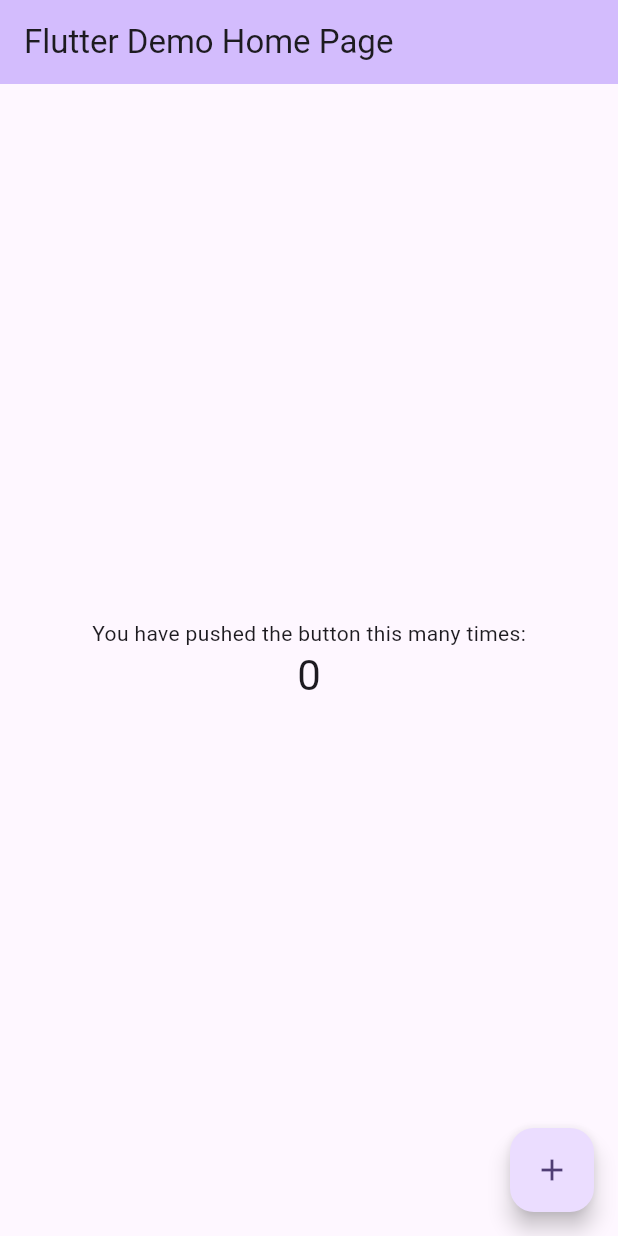
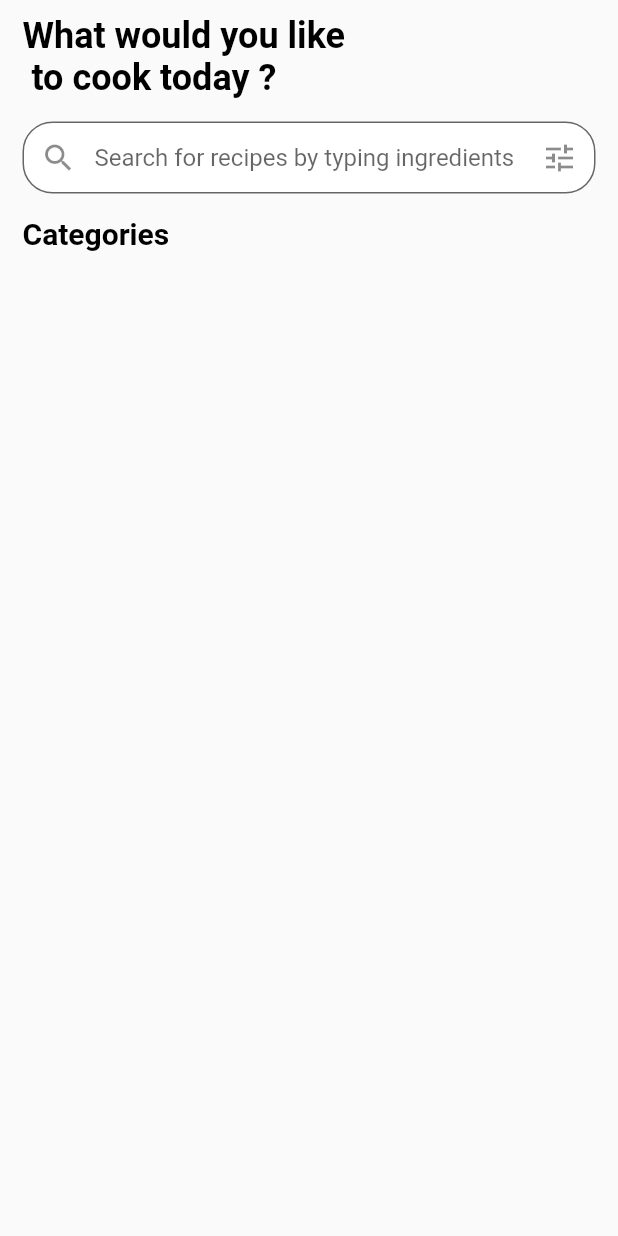
Before and after one commit to J-A-Christopher/recipe, a Flutter app: the screen it shows after launch, on a phone screen of 412 x 824 dp. Run offline on Flutter 3.47's test engine with Material 2 defaults, Android fonts, the phone set to English and light mode, and no system bars; our stand-ins replace bloc, equatable.

```diff
--- a/lib/common/presentations/components/app_color.dart
+++ b/lib/common/presentations/components/app_color.dart
@@ -0,0 +1,5 @@
+import 'dart:ui';
+
+class AppColor {
+  static const mainColor = Color(0xff1c8943);
+}
--- /dev/null
+++ b/lib/faetures/searchbyingredients/presentation/screens/home_screen.dart
@@ -0,0 +1,44 @@
+import 'package:flutter/material.dart';
+import 'package:recipe/common/presentations/components/screen_title_component.dart';
+import 'package:recipe/common/presentations/components/subsection_component.dart';
+
+class HomeScreen extends StatelessWidget {
+  const HomeScreen({super.key});
+
+  @override
+  Widget build(BuildContext context) {
+    return Scaffold(
+      //backgroundColor: const Color(0xfffafafa),
+      body: Padding(
+        padding: const EdgeInsets.only(left: 15.0, right: 15, top: 10),
+        child: ListView(
+          children: [
+            const ScreenTitle(title: 'What would you like \n to cook today ?'),
+            const SizedBox(
+              height: 15,
+            ),
+            TextFormField(
+              decoration: InputDecoration(
+                  filled: true,
+                  fillColor: Colors.white,
+                  contentPadding: const EdgeInsets.all(10),
+                  hintText: 'Search for recipes by typing ingredients',
+                  prefixIcon: const Icon(Icons.search),
+                  border: OutlineInputBorder(
+                      borderRadius: BorderRadius.circular(20)),
+                  suffixIcon: GestureDetector(
+                      onTap: () {
+                        //print('Hurra!!');
+                      },
+                      child: const Icon(Icons.tune))),
+            ),
+            const SizedBox(
+              height: 15,
+            ),
+            const SubSection(heading: 'Categories')
+          ],
+        ),
+      ),
+    );
+  }
+}
--- a/lib/main.dart
+++ b/lib/main.dart
@@ -1,125 +1,18 @@
 import 'package:flutter/material.dart';
+import 'package:recipe/faetures/searchbyingredients/presentation/screens/home_screen.dart';
 
 void main() {
-  runApp(const MyApp());
+  runApp(const MyWidget());
 }
 
-class MyApp extends StatelessWidget {
-  const MyApp({super.key});
+class MyWidget extends StatelessWidget {
+  const MyWidget({super.key});
 
-  // This widget is the root of your application.
   @override
   Widget build(BuildContext context) {
-    return MaterialApp(
-      title: 'Flutter Demo',
-      theme: ThemeData(
-        // This is the theme of your application.
-        //
-        // TRY THIS: Try running your application with "flutter run". You'll see
-        // the application has a blue toolbar. Then, without quitting the app,
-        // try changing the seedColor in the colorScheme below to Colors.green
-        // and then invoke "hot reload" (save your changes or press the "hot
-        // reload" button in a Flutter-supported IDE, or press "r" if you used
-        // the command line to start the app).
-        //
-        // Notice that the counter didn't reset back to zero; the application
-        // state is not lost during the reload. To reset the state, use hot
-        // restart instead.
-        //
-        // This works for code too, not just values: Most code changes can be
-        // tested with just a hot reload.
-        colorScheme: ColorScheme.fromSeed(seedColor: Colors.deepPurple),
-        useMaterial3: true,
-      ),
-      home: const MyHomePage(title: 'Flutter Demo Home Page'),
+    return const MaterialApp(
+      debugShowCheckedModeBanner: false,
+      home: HomeScreen(),
     );
   }
 }
-
-class MyHomePage extends StatefulWidget {
-  const MyHomePage({super.key, required this.title});
-
-  // This widget is the home page of your application. It is stateful, meaning
-  // that it has a State object (defined below) that contains fields that affect
-  // how it looks.
-
-  // This class is the configuration for the state. It holds the values (in this
-  // case the title) provided by the parent (in this case the App widget) and
-  // used by the build method of the State. Fields in a Widget subclass are
-  // always marked "final".
-
-  final String title;
-
-  @override
-  State<MyHomePage> createState() => _MyHomePageState();
-}
-
-class _MyHomePageState extends State<MyHomePage> {
-  int _counter = 0;
-
-  void _incrementCounter() {
-    setState(() {
-      // This call to setState tells the Flutter framework that something has
-      // changed in this State, which causes it to rerun the build method below
-      // so that the display can reflect the updated values. If we changed
-      // _counter without calling setState(), then the build method would not be
-      // called again, and so nothing would appear to happen.
-      _counter++;
-    });
-  }
-
-  @override
-  Widget build(BuildContext context) {
-    // This method is rerun every time setState is called, for instance as done
-    // by the _incrementCounter method above.
-    //
-    // The Flutter framework has been optimized to make rerunning build methods
-    // fast, so that you can just rebuild anything that needs updating rather
-    // than having to individually change instances of widgets.
-    return Scaffold(
-      appBar: AppBar(
-        // TRY THIS: Try changing the color here to a specific color (to
-        // Colors.amber, perhaps?) and trigger a hot reload to see the AppBar
-        // change color while the other colors stay the same.
-        backgroundColor: Theme.of(context).colorScheme.inversePrimary,
-        // Here we take the value from the MyHomePage object that was created by
-        // the App.build method, and use it to set our appbar title.
-        title: Text(widget.title),
-      ),
-      body: Center(
-        // Center is a layout widget. It takes a single child and positions it
-        // in the middle of the parent.
-        child: Column(
-          // Column is also a layout widget. It takes a list of children and
-          // arranges them vertically. By default, it sizes itself to fit its
-          // children horizontally, and tries to be as tall as its parent.
-          //
-          // Column has various properties to control how it sizes itself and
-          // how it positions its children. Here we use mainAxisAlignment to
-          // center the children vertically; the main axis here is the vertical
-          // axis because Columns are vertical (the cross axis would be
-          // horizontal).
-          //
-          // TRY THIS: Invoke "debug painting" (choose the "Toggle Debug Paint"
-          // action in the IDE, or press "p" in the console), to see the
-          // wireframe for each widget.
-          mainAxisAlignment: MainAxisAlignment.center,
-          children: <Widget>[
-            const Text(
-              'You have pushed the button this many times:',
-            ),
-            Text(
-              '$_counter',
-              style: Theme.of(context).textTheme.headlineMedium,
-            ),
-          ],
-        ),
-      ),
-      floatingActionButton: FloatingActionButton(
-        onPressed: _incrementCounter,
-        tooltip: 'Increment',
-        child: const Icon(Icons.add),
-      ), // This trailing comma makes auto-formatting nicer for build methods.
-    );
-  }
-}
--- a/pubspec.yaml
+++ b/pubspec.yaml
@@ -34,12 +34,12 @@ dependencies:
   # The following adds the Cupertino Icons font to your application.
   # Use with the CupertinoIcons class for iOS style icons.
   cupertino_icons: ^1.0.2
+  equatable: ^2.0.5
 
 dev_dependencies:
   flutter_test:
     sdk: flutter
   flutter_bloc: ^8.1.3
-  equatable: ^2.0.5
 
   # The "flutter_lints" package below contains a set of recommended lints to
   # encourage good coding practices. The lint set provided by the package is
```
Also changed, not shown: lib/core/utils/app_global_bloc_observer.dart (added, +28 -0 lines), lib/faetures/searchbyingredients/presentation/bloc/searchbyingredients_bloc.dart (added, +13 -0 lines), lib/faetures/searchbyingredients/presentation/bloc/searchbyingredients_event.dart (added, +10 -0 lines), lib/faetures/searchbyingredients/presentation/bloc/searchbyingredients_state.dart (added, +19 -0 lines), pubspec.lock.
